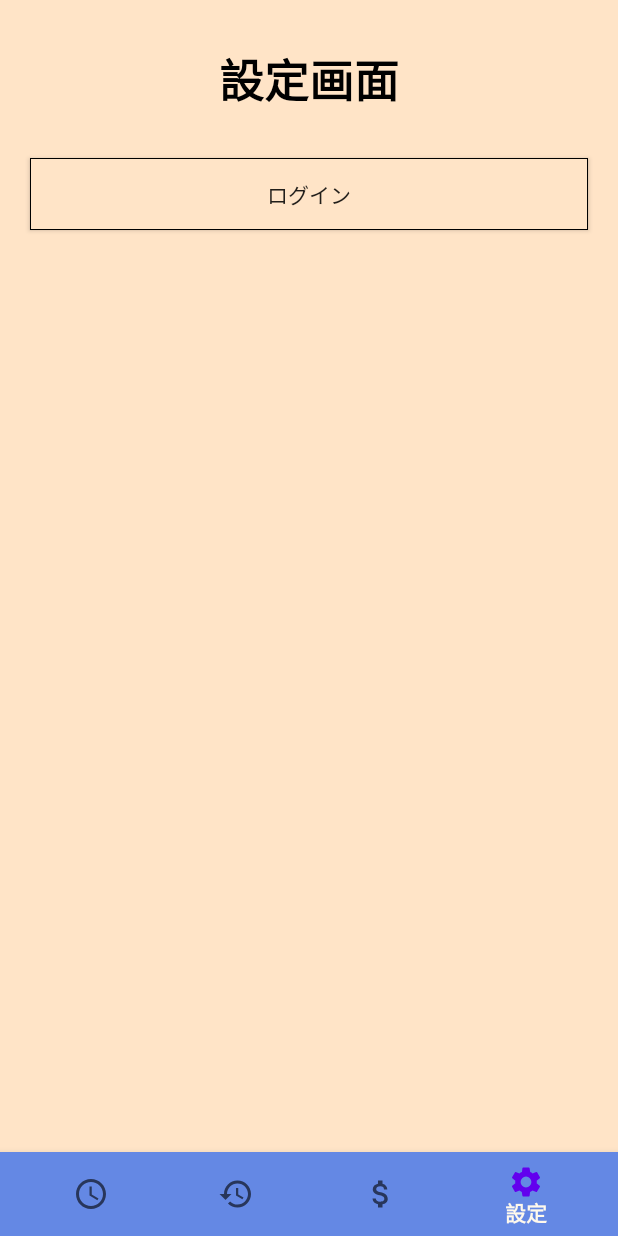
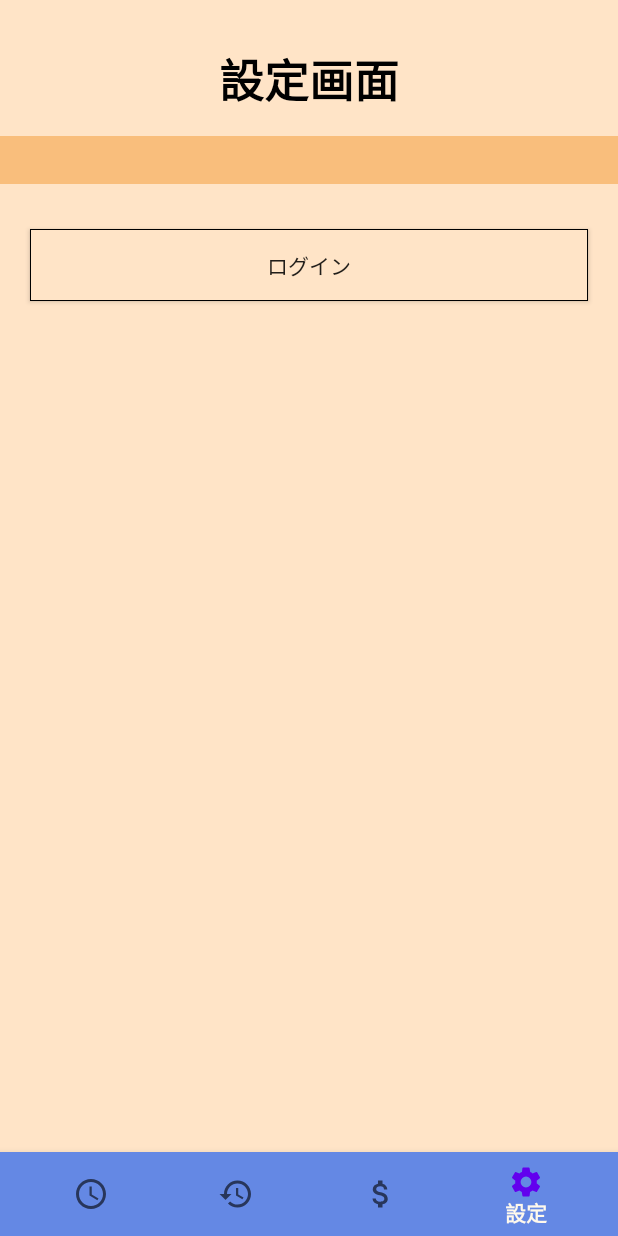
Before and after one commit to MikeHyungiLee/commuting_management_app_kotlin, an Android app: the SettingFragment screen opened through its navigation route, on a phone screen of 412 x 824 dp. Run offline under Robolectric (Android 15) with nearby library versions, the phone set to English and light mode, and no system bars; our stand-ins replace Firebase (no records; nobody signed in at launch, a user with empty details on screens opened directly), Room's generated code, navigation-ui.

Commit message:
[update] 設定画面にログインしたアカウントのメールアカウント情報を表示しました。

```diff
--- a/app/src/main/java/com/hyungilee/commutingmanagement/ui/setting/SettingFragment.kt
+++ b/app/src/main/java/com/hyungilee/commutingmanagement/ui/setting/SettingFragment.kt
@@ -14,15 +14,18 @@ import android.view.LayoutInflater
 import android.view.View
 import android.view.ViewGroup
 import android.widget.Button
+import android.widget.TextView
 import android.widget.Toast
 import com.google.firebase.auth.FirebaseAuth
 import com.google.firebase.auth.FirebaseAuthUserCollisionException
+import com.google.firebase.auth.FirebaseUser
 import com.google.firebase.auth.ktx.auth
 import com.google.firebase.ktx.Firebase
 
 import com.hyungilee.commutingmanagement.R
 import com.hyungilee.commutingmanagement.ui.login.LoginActivity
 import com.hyungilee.commutingmanagement.utils.Constants
+import com.hyungilee.commutingmanagement.utils.Constants.INTENT_OBJECT
 import com.hyungilee.commutingmanagement.utils.ModelPreferencesManager
 import kotlinx.android.synthetic.main.setting_fragment.*
 import kotlin.math.sign
@@ -34,23 +37,16 @@ class SettingFragment : Fragment() {
     private lateinit var loginButton: Button
     // ログアウトボタン
     private lateinit var logoutButton: Button
+    // ログインアカウント情報
+    private lateinit var user: FirebaseUser
+    // ログインemailアカウント
+    private lateinit var emailInfo: TextView
 
     companion object {
         fun newInstance() = SettingFragment()
     }
 
     private lateinit var viewModel: SettingViewModel
-    override fun onStart() {
-        super.onStart()
-        val loginStatus = ModelPreferencesManager.getIntVal(Constants.PREFERENCE_FROM_LOGIN_SCREEN)
-        if(loginStatus == 1){
-            logoutButton.visibility = View.VISIBLE
-            loginButton.isEnabled = false
-        }else{
-            logoutButton.visibility = View.GONE
-            loginButton.isEnabled = true
-        }
-    }
 
     override fun onCreateView(
         inflater: LayoutInflater, container: ViewGroup?,
@@ -73,9 +69,22 @@ class SettingFragment : Fragment() {
         logoutButton.setOnClickListener {
             signOut()
         }
+        emailInfo = view.findViewById(R.id.login_email_account_info)
         // Firebase auth　初期化
         auth = Firebase.auth
+        if(auth.currentUser!=null){
+            user = auth.currentUser as FirebaseUser
+            accountInfoSetting(user)
+        }
         return view
+    }
+
+    private fun accountInfoSetting(user: FirebaseUser){
+        emailInfo.text = user.email
+    }
+
+    private fun accountInfoInitialSetting(){
+        emailInfo.text = ""
     }
 
     override fun onActivityCreated(savedInstanceState: Bundle?) {
@@ -87,6 +96,23 @@ class SettingFragment : Fragment() {
         ModelPreferencesManager.putIntVal(0, Constants.PREFERENCE_FROM_LOGIN_SCREEN)
         logout_button.visibility = View.GONE
         loginButton.isEnabled = true
+        accountInfoInitialSetting()
         auth.signOut()
     }
+
+    override fun onStart() {
+        super.onStart()
+        val loginStatus = ModelPreferencesManager.getIntVal(Constants.PREFERENCE_FROM_LOGIN_SCREEN)
+        if(loginStatus == 1){
+            logoutButton.visibility = View.VISIBLE
+            loginButton.isEnabled = false
+            if(auth.currentUser!=null){
+                user = auth.currentUser as FirebaseUser
+                accountInfoSetting(user)
+            }
+        }else{
+            logoutButton.visibility = View.GONE
+            loginButton.isEnabled = true
+        }
+    }
 }
--- a/app/src/main/res/layout/setting_fragment.xml
+++ b/app/src/main/res/layout/setting_fragment.xml
@@ -3,6 +3,7 @@
     xmlns:tools="http://schemas.android.com/tools"
     android:layout_width="match_parent"
     android:layout_height="match_parent"
+    xmlns:tool="http://schemas.android.com/apk/res-auto"
     tools:context=".ui.setting.SettingFragment">
 
     <LinearLayout
@@ -22,6 +23,20 @@
             android:textAlignment="center"
             android:layout_marginTop="30dp"
             android:textSize="30sp"/>
+
+        <TextView
+            android:id="@+id/login_email_account_info"
+            android:layout_width="match_parent"
+            android:layout_height="wrap_content"
+            android:textColor="@color/colorBlack"
+            android:layout_marginTop="15dp"
+            android:textAlignment="center"
+            android:background="@color/kDarkYellow"
+            android:paddingTop="5dp"
+            android:paddingBottom="5dp"
+            android:textStyle="bold"
+            android:textSize="15sp"
+            tools:text="ログイン：lee.hyungi@inwc.co.jp"/>
 
         <Button
             android:id="@+id/login_button"
```
